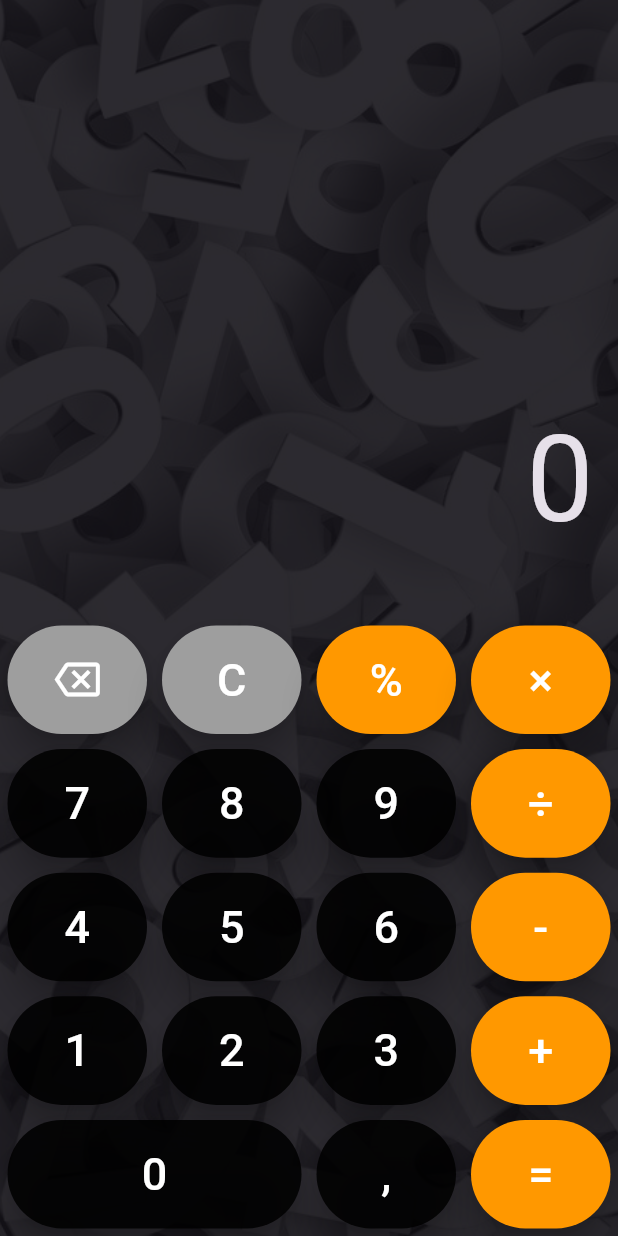
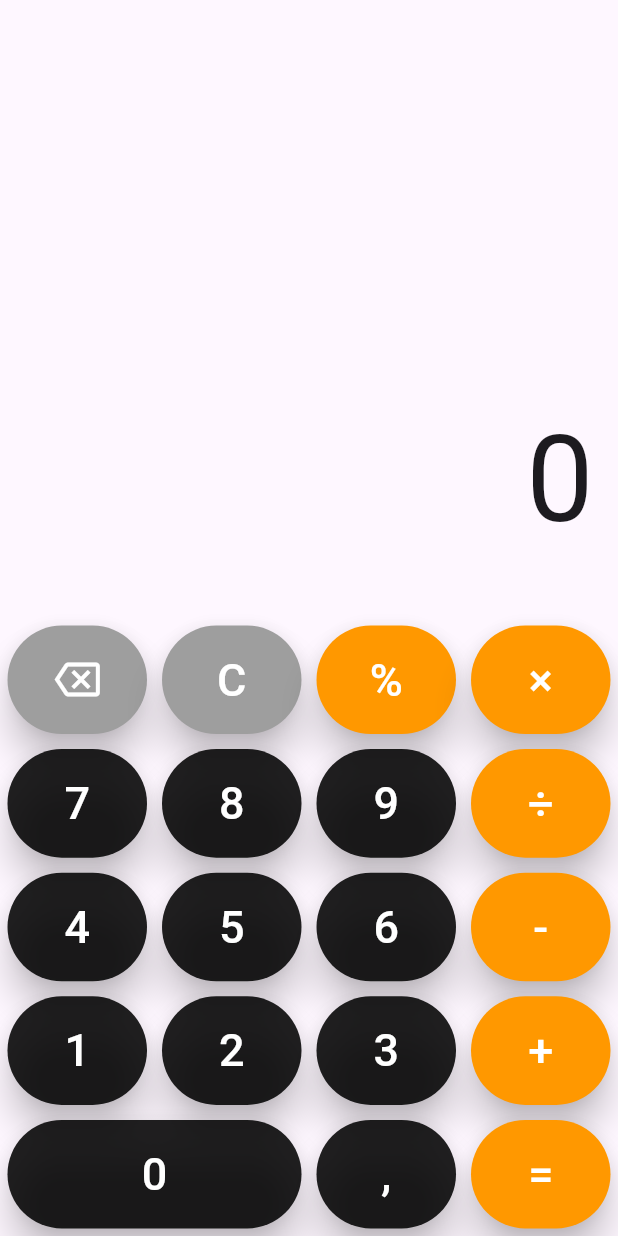
Before and after one commit to mariobatista1/calculadora_flutter, a Flutter app: the screen it shows after launch, on a phone screen of 412 x 824 dp. Run offline on Flutter 3.47's test engine with Material 3 defaults, Android fonts, the phone set to English and light mode, and no system bars; drawn by our look-alikes of auto_size_text.

```diff
--- a/lib/calculator_screen.dart
+++ b/lib/calculator_screen.dart
@@ -202,20 +202,7 @@ class _CalculatorScreenState extends State<CalculatorScreen> {
   Widget build(BuildContext context) {
     final screenSize = MediaQuery.of(context).size;
     return Scaffold(
-      body: Container(
-        width: MediaQuery.of(context).size.width,
-        height: MediaQuery.of(context).size.height,
-        decoration: BoxDecoration(
-          image: DecorationImage(
-            image: const AssetImage('assets/images/bg-img.jpg'),
-            fit: BoxFit.cover,
-            colorFilter: ColorFilter.mode(
-              Colors.black.withOpacity(0.1),
-              BlendMode.dstATop,
-            ),
-          ),
-        ),
-        child: SafeArea(
+      body: SafeArea(
         bottom: true,
         child: Column(
           children: [
@@ -259,7 +246,6 @@ class _CalculatorScreenState extends State<CalculatorScreen> {
           ],
         ),
       ),
-      ),
     );
   }
 }
--- a/lib/main.dart
+++ b/lib/main.dart
@@ -17,8 +17,6 @@ class MyApp extends StatelessWidget {
         colorScheme: ColorScheme.fromSeed(seedColor: Colors.deepPurple),
         useMaterial3: true,
       ),
-      darkTheme: ThemeData.dark(useMaterial3: true),
-      themeMode: ThemeMode.dark,
       home: const CalculatorScreen(),
     );
   }
```
Lines whose indentation alone changed are shown as unchanged.
